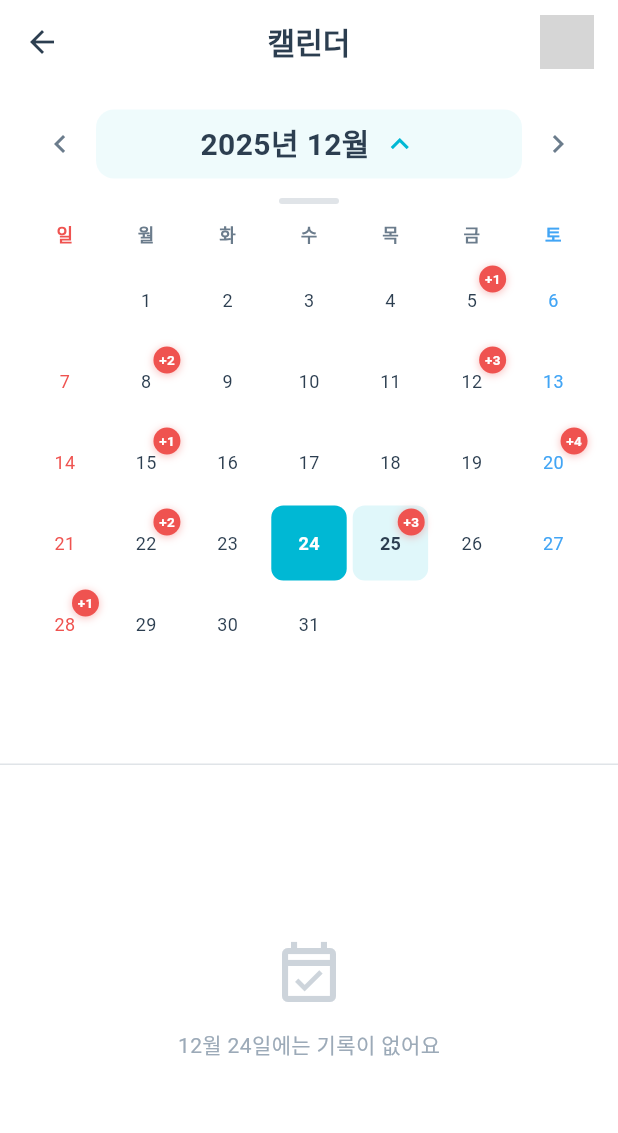
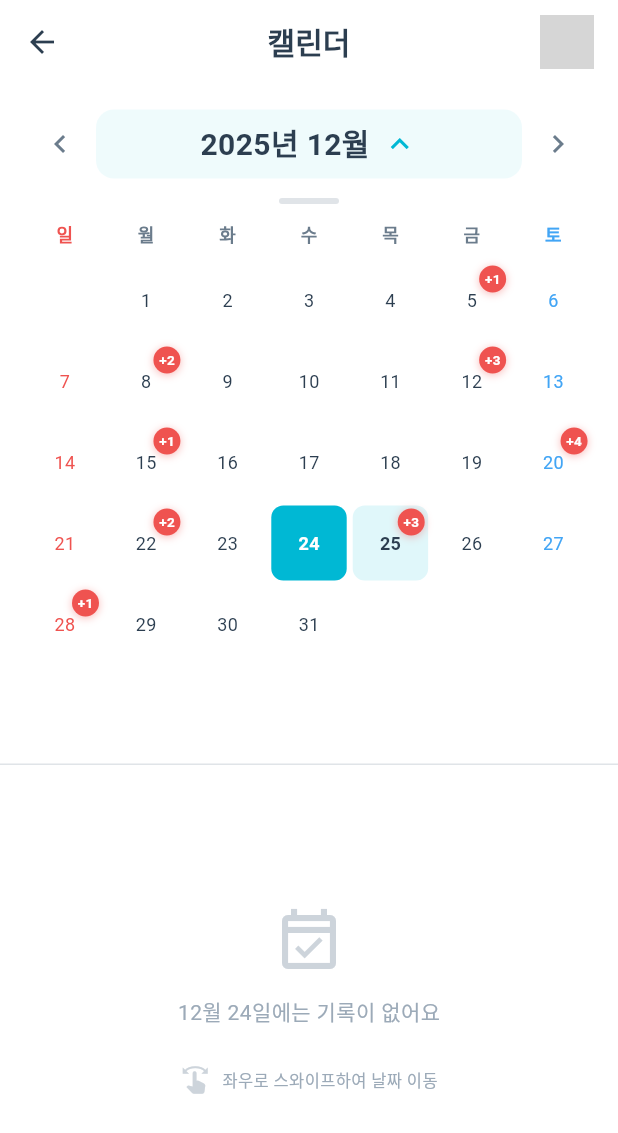
Before and after one commit to madorik/wandeng, a Flutter app: the CalendarScreen screen opened directly, after a tap on the "chevron left" icon, on a phone screen of 412 x 824 dp. Shown: the top 1133 px of the screen. Run offline on Flutter 3.47's test engine with Material 3 defaults, Android fonts, the phone set to English and light mode, and no system bars; our stand-ins replace camera, fl_chart, video_player; network calls fail; grey boxes are pictures that could not be loaded.

```diff
--- a/lib/screens/calendar/calendar_screen.dart
+++ b/lib/screens/calendar/calendar_screen.dart
@@ -355,20 +355,49 @@ class _CalendarScreenState extends State<CalendarScreen> {
     final records = _getRecords(_selectedDate!);
     final dateStr = '${_selectedDate!.month}월 ${_selectedDate!.day}일';
 
-    if (records.isEmpty) {
-      return Center(
+    return GestureDetector(
+      onHorizontalDragEnd: (details) {
+        // 좌우 스와이프로 날짜 이동
+        if (details.primaryVelocity != null) {
+          if (details.primaryVelocity! > 500) {
+            // 오른쪽 스와이프 -> 이전 날짜
+            setState(() {
+              _selectedDate = _selectedDate!.subtract(const Duration(days: 1));
+              _focusedMonth = DateTime(_selectedDate!.year, _selectedDate!.month);
+            });
+          } else if (details.primaryVelocity! < -500) {
+            // 왼쪽 스와이프 -> 다음 날짜
+            setState(() {
+              _selectedDate = _selectedDate!.add(const Duration(days: 1));
+              _focusedMonth = DateTime(_selectedDate!.year, _selectedDate!.month);
+            });
+          }
+        }
+      },
+      child: records.isEmpty
+          ? Center(
               child: Column(
                 mainAxisAlignment: MainAxisAlignment.center,
                 children: [
                   Icon(Icons.event_available_outlined, size: 48, color: AppColors.textTertiary.withOpacity(0.5)),
                   const SizedBox(height: 12),
                   Text('$dateStr에는 기록이 없어요', style: AppTextStyles.bodyMedium.copyWith(color: AppColors.textTertiary)),
+                  const SizedBox(height: 24),
+                  Row(
+                    mainAxisAlignment: MainAxisAlignment.center,
+                    children: [
+                      Icon(Icons.swipe, size: 20, color: AppColors.textTertiary.withOpacity(0.5)),
+                      const SizedBox(width: 8),
+                      Text(
+                        '좌우로 스와이프하여 날짜 이동',
+                        style: AppTextStyles.caption.copyWith(color: AppColors.textTertiary),
+                      ),
                     ],
                   ),
-      );
-    }
-
-    return ListView(
+                ],
+              ),
+            )
+          : ListView(
               padding: const EdgeInsets.all(16),
               children: [
         Row(
@@ -497,6 +526,7 @@ class _CalendarScreenState extends State<CalendarScreen> {
           ),
           )),
         ],
+      ),
     );
   }
 
```
Also changed, not shown: lib/screens/record/record_screen.dart (+127 -26 lines). Lines whose indentation alone changed are shown as unchanged.
